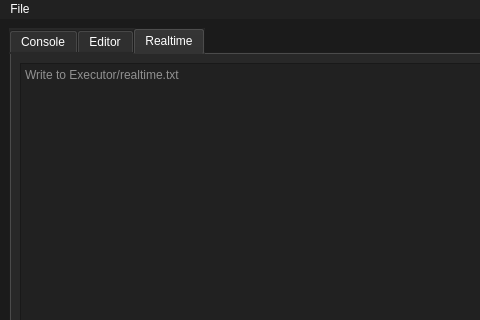
uosq/lbox-lua-external, file mainwindow.ui: the form before one commit; both pictures show x 0 to 480 and y 0 to 320 of the 762 by 501 pixel window.
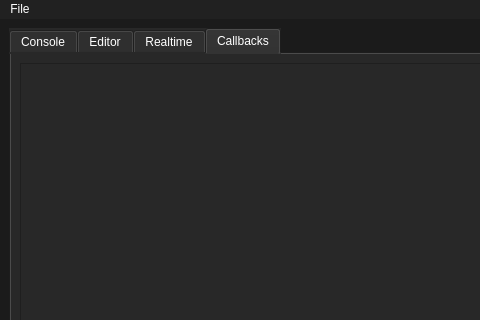
The form after the commit.

Commit message: Add experimental "Callbacks" page

What changed in the file:
```diff
--- a/mainwindow.ui
+++ b/mainwindow.ui
@@ -87,7 +87,7 @@
 color: rgb(255, 255, 255);</string>
         </property>
         <property name="currentIndex">
-         <number>2</number>
+         <number>3</number>
         </property>
         <widget class="QWidget" name="tab">
          <attribute name="title">
@@ -302,12 +302,37 @@
              <bool>true</bool>
             </property>
             <property name="placeholderText">
-             <string>Write to Executor/realtime.txt</string>
+             <string>Send text to http://localhost:8080/setrealtime=text to display here</string>
             </property>
            </widget>
           </item>
          </layout>
         </widget>
+        <widget class="QWidget" name="tab_4">
+         <attribute name="title">
+          <string>Callbacks</string>
+         </attribute>
+         <layout class="QVBoxLayout" name="verticalLayout_5">
+          <item>
+           <widget class="QScrollArea" name="scrollArea">
+            <property name="widgetResizable">
+             <bool>true</bool>
+            </property>
+            <widget class="QWidget" name="scrollAreaWidgetContents">
+             <property name="geometry">
+              <rect>
+               <x>0</x>
+               <y>0</y>
+               <width>718</width>
+               <height>414</height>
+              </rect>
+             </property>
+             <layout class="QVBoxLayout" name="verticalLayout_6"/>
+            </widget>
+           </widget>
+          </item>
+         </layout>
+        </widget>
        </widget>
       </item>
      </layout>
```
The commit also changes 3 other files.
